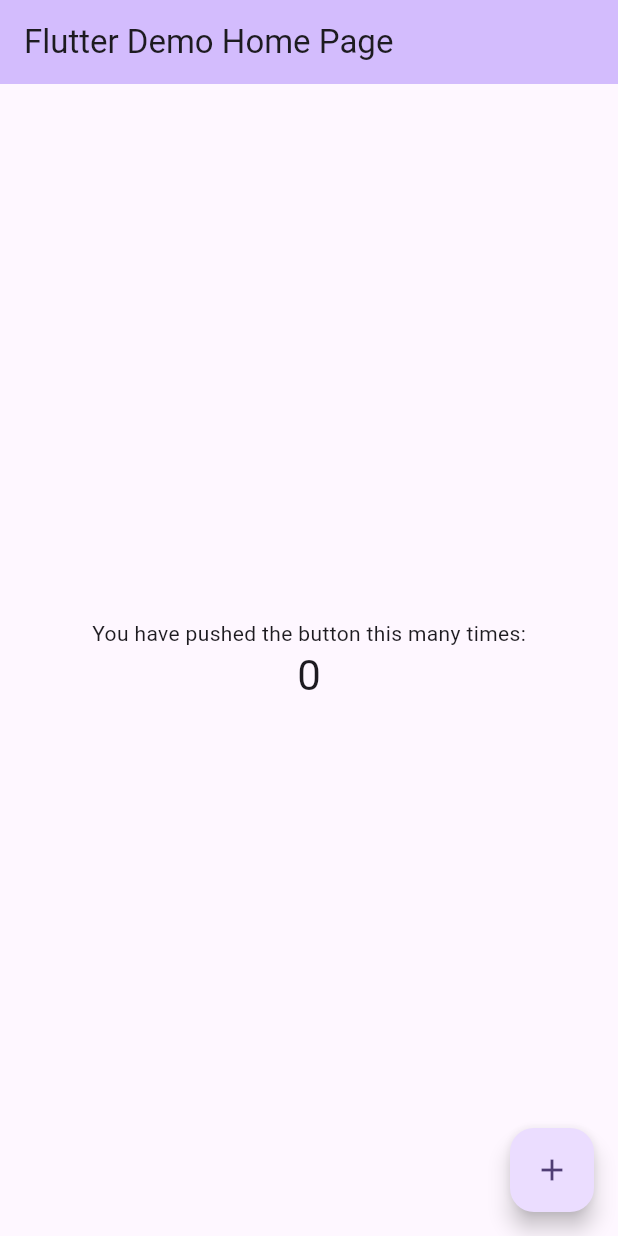
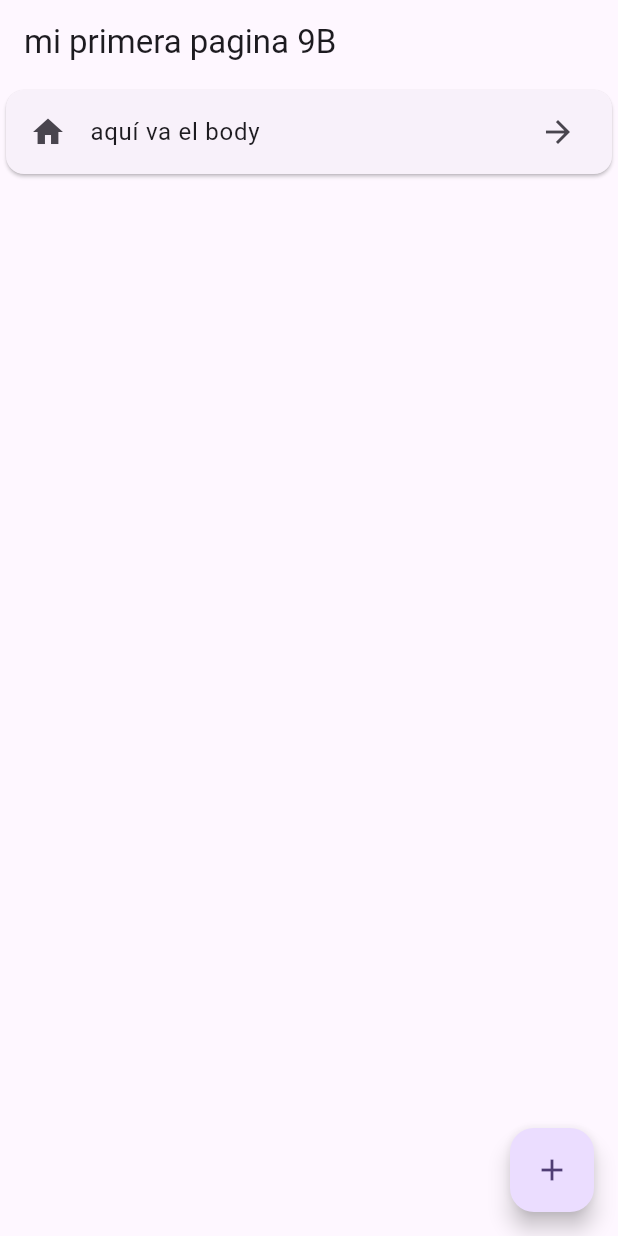
Before and after one commit to ChristianAlonso16/Flutter-project, a Flutter app: the screen it shows after launch, on a phone screen of 412 x 824 dp. Run offline on Flutter 3.47's test engine with Material 3 defaults, Android fonts, the phone set to English and light mode, and no system bars.

Commit message:
[Add] menu admin

```diff
--- /dev/null
+++ b/lib/global/presentation/screen/admin/menu_admin_screen.dart
@@ -0,0 +1,22 @@
+import 'package:firstapp/global/presentation/widgets/CardWidget.dart';
+import 'package:flutter/material.dart';
+
+class MenuAdminScreen extends StatelessWidget {
+  final String title;
+
+  const MenuAdminScreen({super.key, required this.title});
+
+  @override
+  Widget build(BuildContext context) {
+    return Scaffold(
+      appBar: AppBar(
+        title: Text(this.title),
+      ),
+      body:const CardWidget(),
+      floatingActionButton: FloatingActionButton(
+        child: Icon(Icons.add),
+        onPressed: () {},
+      ),
+    );
+  }
+}
--- /dev/null
+++ b/lib/global/presentation/widgets/CardWidget.dart
@@ -0,0 +1,25 @@
+import 'package:flutter/material.dart';
+
+class CardWidget extends StatelessWidget {
+  const CardWidget({super.key});
+
+  @override
+  Widget build(BuildContext context) {
+    return Card(
+      child: ListTile(
+        leading: const Icon(Icons.home),
+        title: const Text('aquí va el body'),
+        trailing: const Icon(Icons.arrow_forward),
+        onTap: () {
+          // Usando ScaffoldMessenger para mostrar un SnackBar
+          ScaffoldMessenger.of(context).showSnackBar(
+          const SnackBar(
+              content: Text('Card tapped!'),
+              duration: Duration(seconds: 2),
+            ),
+          );
+        },
+      ),
+    );
+  }
+}
--- a/lib/main.dart
+++ b/lib/main.dart
@@ -1,3 +1,4 @@
+import 'package:firstapp/global/presentation/screen/admin/menu_admin_screen.dart';
 import 'package:flutter/material.dart';
 
 void main() {
@@ -7,31 +8,15 @@ void main() {
 class MyApp extends StatelessWidget {
   const MyApp({super.key});
 
-  // This widget is the root of your application.
   @override
   Widget build(BuildContext context) {
     return MaterialApp(
       title: 'Flutter Demo',
       theme: ThemeData(
-        // This is the theme of your application.
-        //
-        // TRY THIS: Try running your application with "flutter run". You'll see
-        // the application has a purple toolbar. Then, without quitting the app,
-        // try changing the seedColor in the colorScheme below to Colors.green
-        // and then invoke "hot reload" (save your changes or press the "hot
-        // reload" button in a Flutter-supported IDE, or press "r" if you used
-        // the command line to start the app).
-        //
-        // Notice that the counter didn't reset back to zero; the application
-        // state is not lost during the reload. To reset the state, use hot
-        // restart instead.
-        //
-        // This works for code too, not just values: Most code changes can be
-        // tested with just a hot reload.
         colorScheme: ColorScheme.fromSeed(seedColor: Colors.deepPurple),
         useMaterial3: true,
       ),
-      home: const MyHomePage(title: 'Flutter Demo Home Page'),
+      home:MenuAdminScreen(title: "mi primera pagina 9B",),
     );
   }
 }
```
